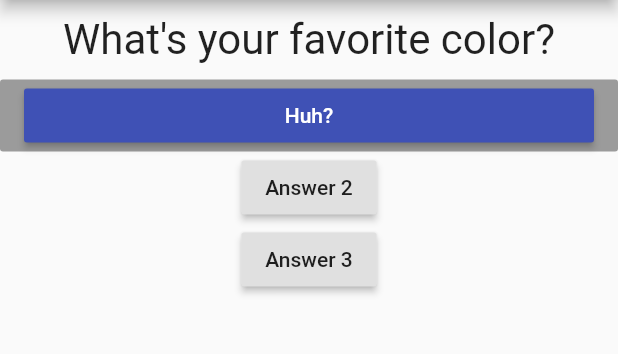
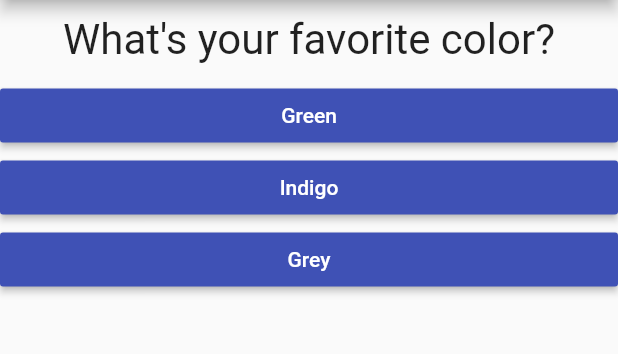
Before and after one commit to BigMoneyKirk/flutter_complete_guide, a Flutter app: the screen it shows after launch, on a phone screen of 412 x 824 dp, the part 84-438 px from its top. Run offline on Flutter 3.47's test engine with Material 2 defaults, Android fonts, the phone set to English and light mode, and no system bars.

Commit message:
Loaded the answers to the Map questions dynamically. Will add a "previous" button later. Have to leave Ogelthorpe Mall Library in Savannah because it will close soon.

```diff
--- a/lib/main.dart
+++ b/lib/main.dart
@@ -15,7 +15,7 @@ class _MyAppState extends State<MyApp> {
   int _questionIndex = 0;
   String displayQuestion = "The question!";
 
-  void _nextQuestion(List<String> questions) {
+  void _nextQuestion(List<Object> questions) {
     setState(
         () => {if (_questionIndex != questions.length - 1) _questionIndex++});
   }
@@ -24,17 +24,23 @@ class _MyAppState extends State<MyApp> {
     setState(() => {if (_questionIndex != 0) _questionIndex--});
   }
 
-  void _answerQuestion() {
-    print("Testing: 1, 2, 3");
-  }
-
   @override
   Widget build(BuildContext context) {
-    List<String> questions = [
-      "What's your favorite color?",
-      "What's your favorite animal?",
-      "What's up with you?"
+    var questions = [
+      {
+        'questionText': "What's your favorite color?",
+        'answers': ["Green", "Indigo", "Grey"]
+      },
+      {
+        'questionText': "What's your favorite animal?",
+        'answers': ["Dog", "Lion", "Bear"]
+      },
+      {
+        'questionText': "What's up with you?",
+        'answers': ["Nuthan", "Just Chillin", "Coolin' it"]
+      }
     ];
+
     return MaterialApp(
         home: Scaffold(
             appBar: AppBar(
@@ -42,18 +48,11 @@ class _MyAppState extends State<MyApp> {
               backgroundColor: Colors.indigo,
             ),
             body: Column(children: <Widget>[
-              Question(questions[_questionIndex]),
-              RaisedButton(
-                child: Answer("Huh?", () => _nextQuestion(questions)),
-              ),
-              RaisedButton(
-                child: Text("Answer 2"),
-                onPressed: () => _nextQuestion(questions),
-              ),
-              RaisedButton(
-                child: Text("Answer 3"),
-                onPressed: _previousQuestion,
-              )
+              Question(questions[_questionIndex]['questionText']),
+              ...(questions[_questionIndex]['answers'] as List<String>)
+                  .map((answer) {
+                return Answer(answer, () => _nextQuestion(questions));
+              }).toList(),
             ])));
   }
 }
```
